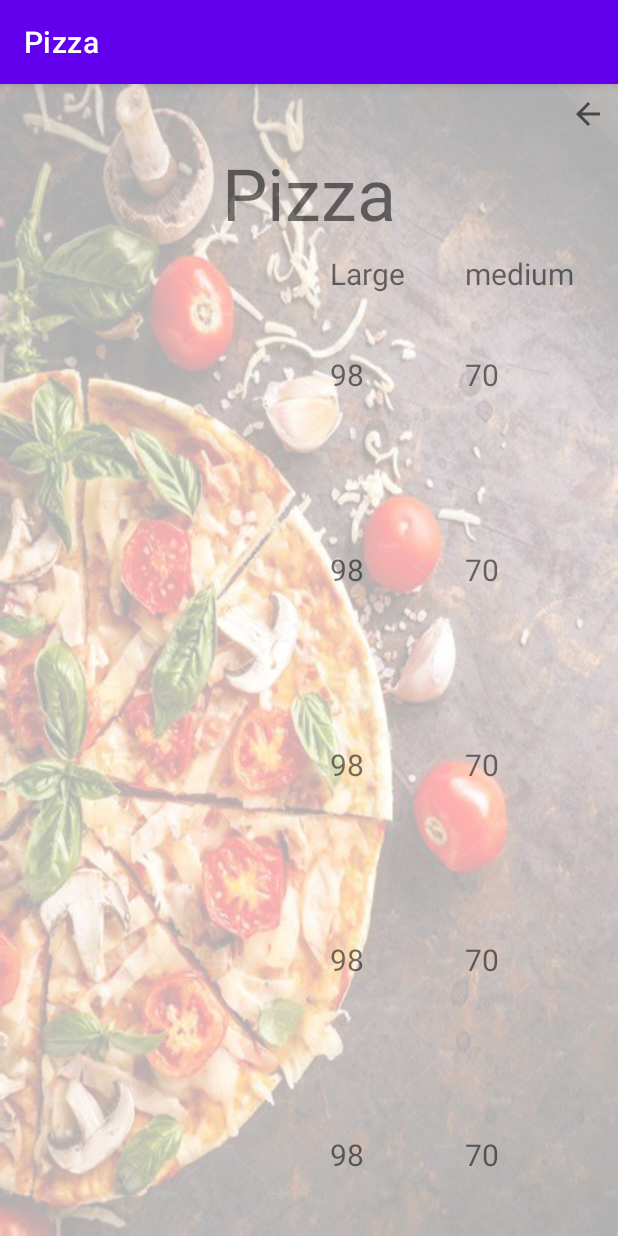
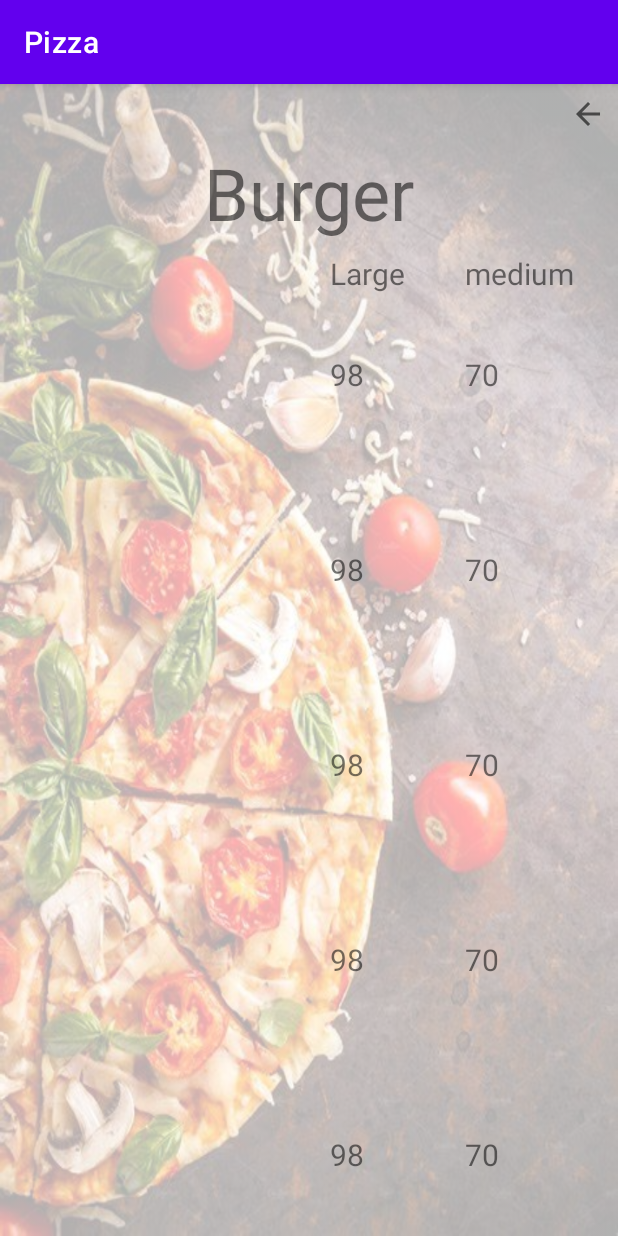
Before and after one commit to ahmedmedht/Burger, an Android app: the Menu screen opened directly, with no data from a screen before it, on a phone screen of 412 x 824 dp. Run offline under Robolectric (Android 15) with nearby library versions, the phone set to English and light mode, and no system bars.

Commit message:
Burger 2

```diff
--- a/app/src/main/res/layout/activity_menu.xml
+++ b/app/src/main/res/layout/activity_menu.xml
@@ -25,7 +25,7 @@
         android:layout_width="wrap_content"
         android:layout_height="wrap_content"
         android:layout_marginTop="40dp"
-        android:text="Pizza"
+        android:text="Burger"
         android:textSize="48dp"
         app:layout_constraintEnd_toEndOf="parent"
         app:layout_constraintStart_toStartOf="parent"
```
